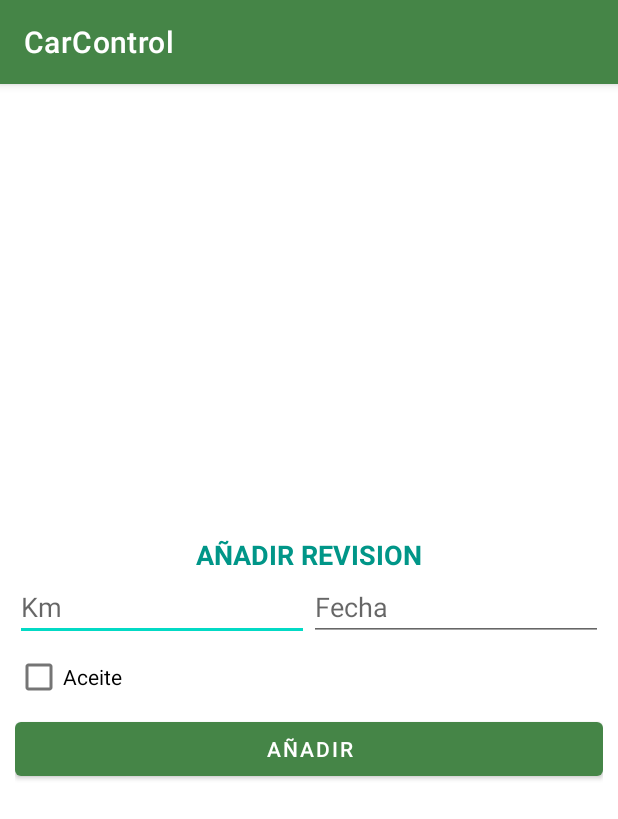
After one commit to JSenen/CarControl, an Android app: the AddRevisionActivity screen opened directly, with no data from a screen before it, on a phone screen of 412 x 824 dp. The commit adds this screen. Shown: the top 819 px of the screen. Run offline under Robolectric (Android 15) with nearby library versions, the phone set to English and light mode, and no system bars.

Commit message:
Creando Añadir Revision Activity

```diff
--- /dev/null
+++ b/app/src/main/java/com/juansenen/carcontrol/AddRevisionActivity.java
@@ -0,0 +1,42 @@
+package com.juansenen.carcontrol;
+
+import androidx.appcompat.app.AppCompatActivity;
+
+import android.content.Intent;
+import android.os.Bundle;
+import android.view.View;
+import android.widget.CheckBox;
+import android.widget.EditText;
+
+import com.juansenen.carcontrol.domain.Revision;
+
+public class AddRevisionActivity extends AppCompatActivity {
+
+
+    @Override
+    protected void onCreate(Bundle savedInstanceState) {
+        super.onCreate(savedInstanceState);
+        setContentView(R.layout.activity_add_revision);
+
+        Intent intent = getIntent();
+        String register = intent.getStringExtra("car_id");
+        if (register == null){
+            return;
+        }
+        //TODO Terminar Añadir revision
+
+
+
+    }
+    public void addRev(View view){
+        EditText edtxtkm = findViewById(R.id.edtxt_addrev_km);
+        EditText edtdate = findViewById(R.id.edtxt_addrev_date);
+        CheckBox chkoil = findViewById(R.id.chckbox_addrev_oil);
+
+        String kmrev = edtxtkm.getText().toString();
+        String daterev = edtdate.getText().toString();
+        Boolean oilrev = chkoil.isChecked();
+
+    }
+
+}
--- a/app/src/main/java/com/juansenen/carcontrol/DetailCarActivity.java
+++ b/app/src/main/java/com/juansenen/carcontrol/DetailCarActivity.java
@@ -90,8 +90,6 @@ public class DetailCarActivity extends AppCompatActivity {
         return true;
     }
 
-    public void addRevision(View view){
 
-    }
 
 }
--- a/app/src/main/java/com/juansenen/carcontrol/adapter/RevisionAdapter.java
+++ b/app/src/main/java/com/juansenen/carcontrol/adapter/RevisionAdapter.java
@@ -1,6 +1,7 @@
 package com.juansenen.carcontrol.adapter;
 
 import android.content.Context;
+import android.content.Intent;
 import android.view.LayoutInflater;
 import android.view.View;
 import android.view.ViewGroup;
@@ -8,9 +9,9 @@ import android.widget.Button;
 import android.widget.CheckBox;
 import android.widget.TextView;
 
-import androidx.annotation.NonNull;
 import androidx.recyclerview.widget.RecyclerView;
 
+import com.juansenen.carcontrol.AddRevisionActivity;
 import com.juansenen.carcontrol.R;
 import com.juansenen.carcontrol.domain.Revision;
 
@@ -76,10 +77,8 @@ public class RevisionAdapter extends RecyclerView.Adapter<RevisionAdapter.Revisi
             mrkantifreeze = view.findViewById(R.id.rc_rev_item_antifreeze);
             mrkwindowclen = view.findViewById(R.id.rc_rev_item_washerfluid);
 
-
         }
     }
 
 
-
 }
--- a/app/src/main/java/com/juansenen/carcontrol/db/RevisionDAO.java
+++ b/app/src/main/java/com/juansenen/carcontrol/db/RevisionDAO.java
@@ -20,6 +20,9 @@ public interface RevisionDAO {
     @Query("SELECT * FROM revision")
     List<Revision> getAll();
 
+    @Query("SELECT * FROM revision WHERE revCarId = :revCarId")
+    Revision getByRevCarId(long revCarId);
+
     @Insert
     void insert(Revision revision);
 
--- /dev/null
+++ b/app/src/main/res/layout/activity_add_revision.xml
@@ -0,0 +1,70 @@
+<?xml version="1.0" encoding="utf-8"?>
+<androidx.constraintlayout.widget.ConstraintLayout xmlns:android="http://schemas.android.com/apk/res/android"
+    xmlns:app="http://schemas.android.com/apk/res-auto"
+    xmlns:tools="http://schemas.android.com/tools"
+    android:layout_width="match_parent"
+    android:layout_height="match_parent"
+    tools:context=".AddRevisionActivity">
+
+    <LinearLayout
+        android:layout_width="match_parent"
+        android:layout_height="wrap_content"
+        android:orientation="vertical"
+        android:padding="10dp"
+        app:layout_constraintBottom_toBottomOf="parent"
+        app:layout_constraintEnd_toEndOf="parent"
+        app:layout_constraintStart_toStartOf="parent"
+        app:layout_constraintTop_toTopOf="parent">
+
+        <TextView
+            android:id="@+id/textView"
+            android:layout_width="match_parent"
+            android:layout_height="wrap_content"
+            android:text="AÑADIR REVISION"
+            android:textAlignment="center"
+            android:textColor="#009688"
+            android:textSize="18dp"
+            android:textStyle="bold"
+            app:layout_constraintEnd_toEndOf="parent"
+            app:layout_constraintStart_toStartOf="parent" />
+
+        <LinearLayout
+            android:layout_width="match_parent"
+            android:layout_height="match_parent"
+            android:orientation="horizontal">
+
+            <EditText
+                android:id="@+id/edtxt_addrev_km"
+                android:layout_width="wrap_content"
+                android:layout_height="wrap_content"
+                android:layout_weight="1"
+                android:ems="10"
+                android:hint="Km"
+                android:inputType="textPersonName" />
+
+            <EditText
+                android:id="@+id/edtxt_addrev_date"
+                android:layout_width="wrap_content"
+                android:layout_height="wrap_content"
+                android:layout_weight="1"
+                android:ems="10"
+                android:hint="Fecha"
+                android:inputType="date" />
+
+        </LinearLayout>
+
+        <CheckBox
+            android:id="@+id/chckbox_addrev_oil"
+            android:layout_width="match_parent"
+            android:layout_height="wrap_content"
+            android:text="Aceite" />
+
+        <Button
+            android:id="@+id/butadd_addrev_addbut"
+            android:layout_width="match_parent"
+            android:layout_height="wrap_content"
+            android:onClick="addRev"
+            android:text="Añadir" />
+
+    </LinearLayout>
+</androidx.constraintlayout.widget.ConstraintLayout>
```
Also changed, not shown: app/src/main/AndroidManifest.xml (+7 -0 lines), app/src/main/java/com/juansenen/carcontrol/adapter/CarsAdapter.java (+12 -0 lines), app/src/main/res/layout/activity_details_car.xml (+1 -17 lines), app/src/main/res/layout/rcview_main_items.xml (+8 -1 lines).
